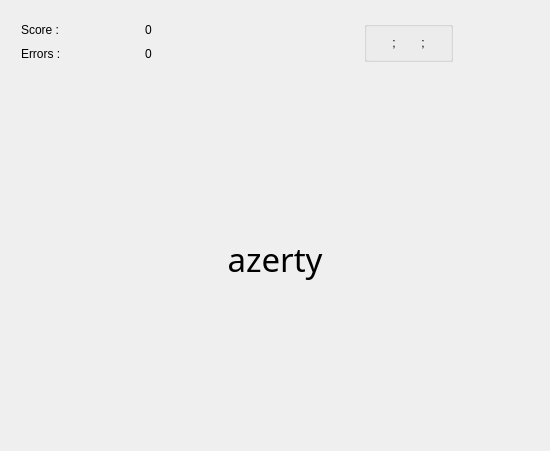
Above: Src/qcmexercice.ui from Aryetis/Obenkyobo before the change. Below: the same form after it.
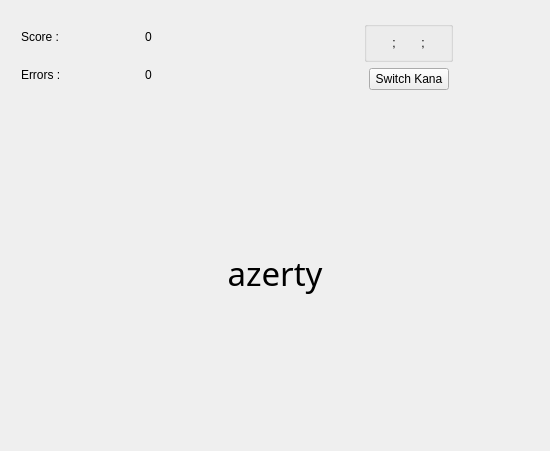
That is the form after the change.

What changed in the file:
```diff
--- a/Src/qcmexercice.ui
+++ b/Src/qcmexercice.ui
@@ -199,6 +199,58 @@
          </property>
         </spacer>
        </item>
+       <item>
+        <layout class="QHBoxLayout" name="SwitchLayout">
+         <property name="spacing">
+          <number>6</number>
+         </property>
+         <property name="topMargin">
+          <number>0</number>
+         </property>
+         <item>
+          <spacer name="horizontalSpacer_4">
+           <property name="orientation">
+            <enum>Qt::Horizontal</enum>
+           </property>
+           <property name="sizeHint" stdset="0">
+            <size>
+             <width>40</width>
+             <height>0</height>
+            </size>
+           </property>
+          </spacer>
+         </item>
+         <item>
+          <widget class="QPushButton" name="SwitchButton">
+           <property name="enabled">
+            <bool>true</bool>
+           </property>
+           <property name="sizePolicy">
+            <sizepolicy hsizetype="Minimum" vsizetype="Minimum">
+             <horstretch>0</horstretch>
+             <verstretch>0</verstretch>
+            </sizepolicy>
+           </property>
+           <property name="text">
+            <string>Switch Kana</string>
+           </property>
+          </widget>
+         </item>
+         <item>
+          <spacer name="horizontalSpacer_3">
+           <property name="orientation">
+            <enum>Qt::Horizontal</enum>
+           </property>
+           <property name="sizeHint" stdset="0">
+            <size>
+             <width>40</width>
+             <height>0</height>
+            </size>
+           </property>
+          </spacer>
+         </item>
+        </layout>
+       </item>
       </layout>
      </item>
     </layout>
```
